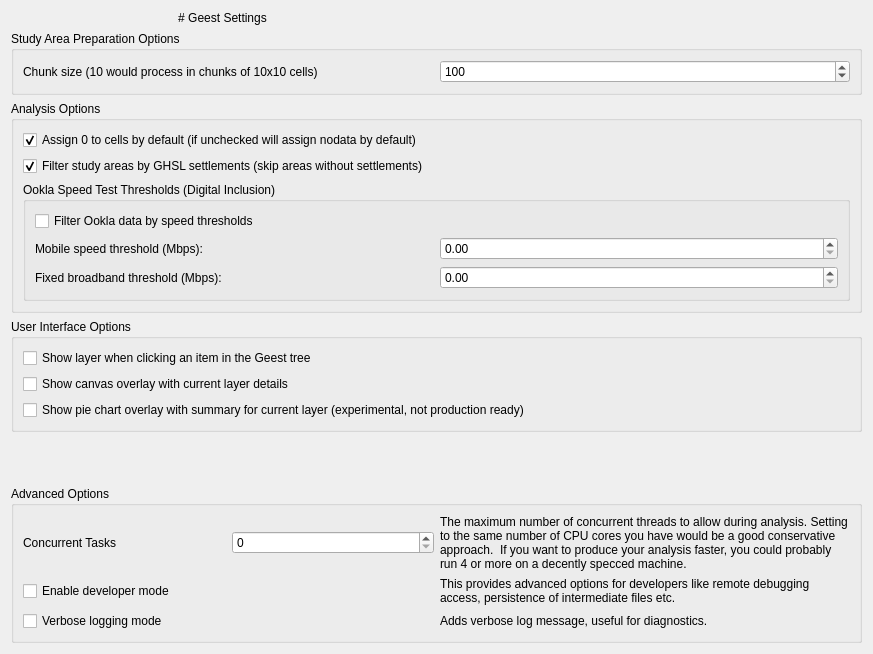
Before: the Qt Designer form geest/ui/geest_settings_base.ui in worldbank/GEEST, drawn with Qt 5.
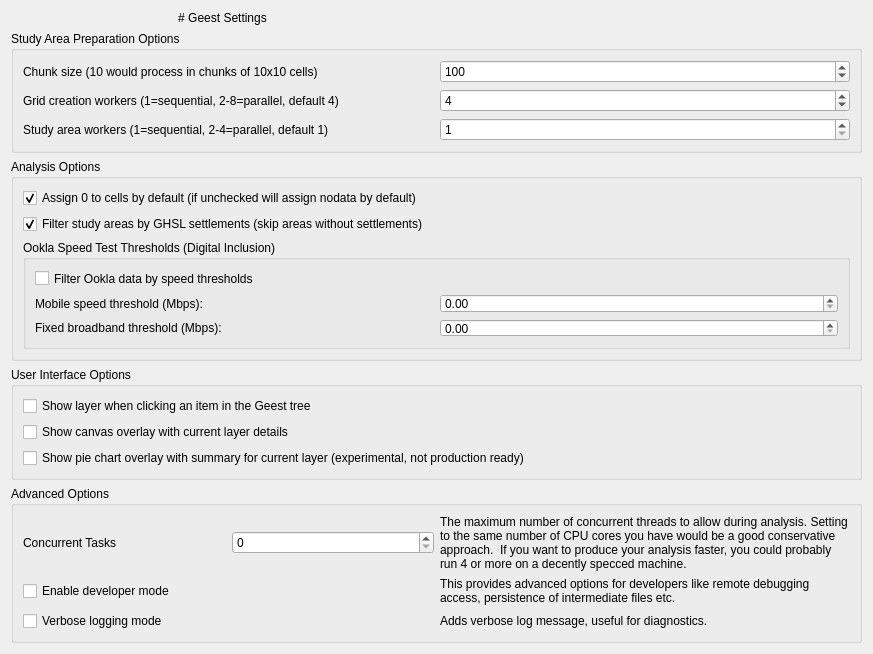
After: the same form once the commit is applied.

Commit message: Grid Creation Parallelization Fixes #163

The edit to the form file:
```diff
--- a/geest/ui/geest_settings_base.ui
+++ b/geest/ui/geest_settings_base.ui
@@ -53,6 +53,52 @@
         </property>
        </widget>
       </item>
+      <item row="1" column="0">
+       <widget class="QLabel" name="label_grid_workers">
+        <property name="text">
+         <string>Grid creation workers (1=sequential, 2-8=parallel, default 4)</string>
+        </property>
+       </widget>
+      </item>
+      <item row="1" column="1">
+       <widget class="QSpinBox" name="grid_creation_workers">
+        <property name="minimum">
+         <number>1</number>
+        </property>
+        <property name="maximum">
+         <number>8</number>
+        </property>
+        <property name="singleStep">
+         <number>1</number>
+        </property>
+        <property name="value">
+         <number>4</number>
+        </property>
+       </widget>
+      </item>
+      <item row="2" column="0">
+       <widget class="QLabel" name="label_study_area_workers">
+        <property name="text">
+         <string>Study area workers (1=sequential, 2-4=parallel, default 1)</string>
+        </property>
+       </widget>
+      </item>
+      <item row="2" column="1">
+       <widget class="QSpinBox" name="study_area_workers">
+        <property name="minimum">
+         <number>1</number>
+        </property>
+        <property name="maximum">
+         <number>4</number>
+        </property>
+        <property name="singleStep">
+         <number>1</number>
+        </property>
+        <property name="value">
+         <number>1</number>
+        </property>
+       </widget>
+      </item>
      </layout>
     </widget>
    </item>
```
The commit also changes 3 other files.
